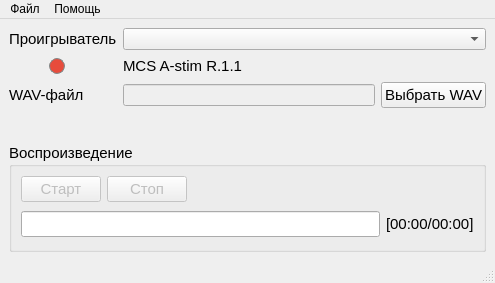
Qt form res/main_window.ui (mcsltd/mcs-astim-wav-player) before a commit.
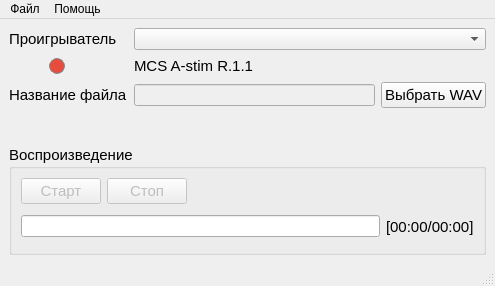
The same form after that commit. Icons and pictures are not drawn.

Commit message: fix: change text in label Wav file

```diff
--- a/res/main_window.ui
+++ b/res/main_window.ui
@@ -7,7 +7,7 @@
     <x>0</x>
     <y>0</y>
     <width>495</width>
-    <height>283</height>
+    <height>286</height>
    </rect>
   </property>
   <property name="windowTitle">
@@ -46,7 +46,7 @@
            </font>
           </property>
           <property name="text">
-           <string>WAV-файл</string>
+           <string>Название файла</string>
           </property>
          </widget>
         </item>
@@ -211,6 +211,7 @@
               <widget class="QProgressBar" name="RecPlaybackBar">
                <property name="font">
                 <font>
+                 <pointsize>9</pointsize>
                  <kerning>true</kerning>
                 </font>
                </property>
```
The commit also changes 1 other file.
